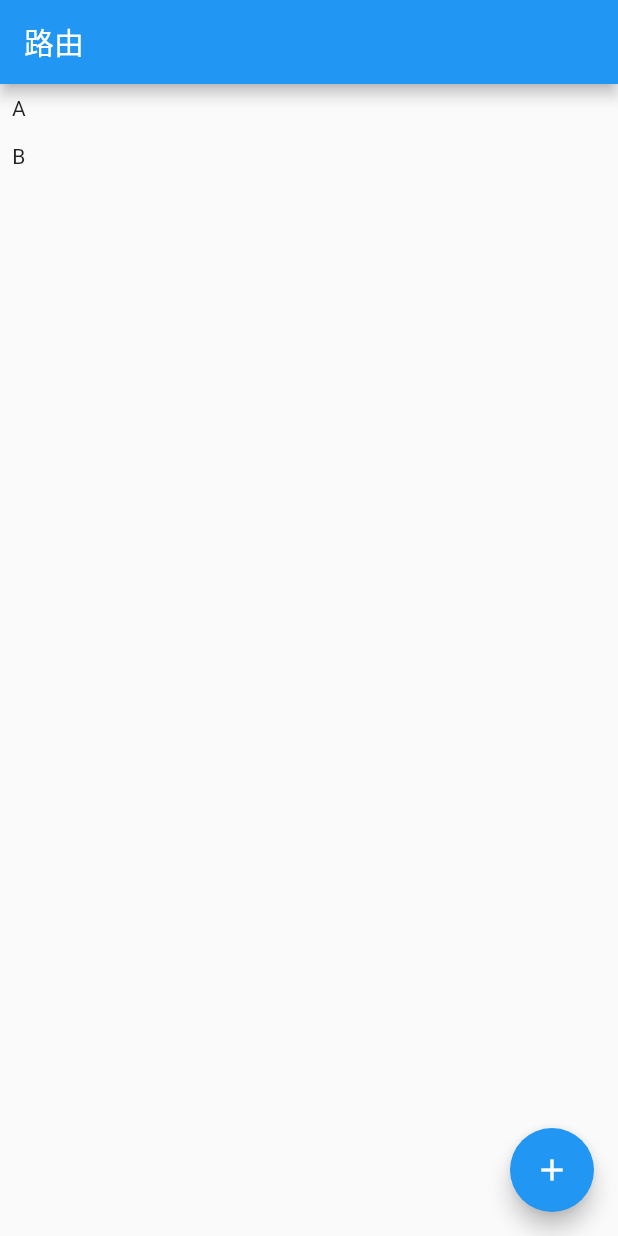
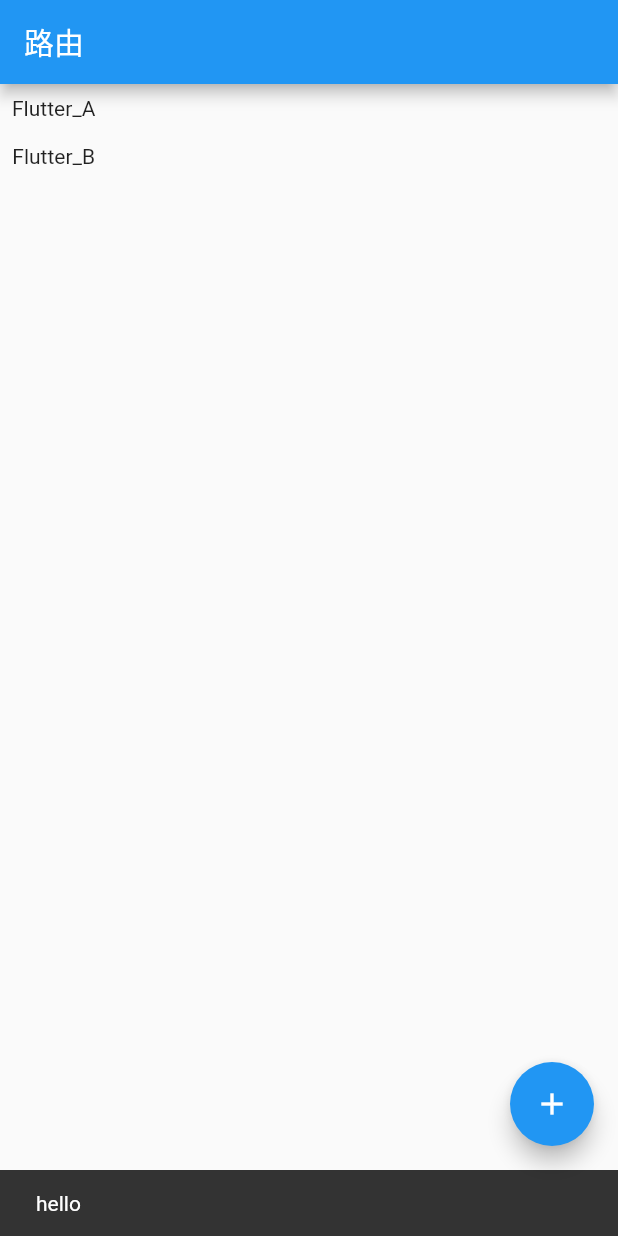
Before and after one commit to booqin/FlutterSample, a Flutter app: the screen it shows after launch, after a tap on the "add" icon, on a phone screen of 412 x 824 dp. Run offline on Flutter 3.47's test engine with Material 2 defaults, Android fonts, the phone set to English and light mode, and no system bars; network calls fail.

Commit message:
ff间带参跳转

```diff
--- a/lib/main.dart
+++ b/lib/main.dart
@@ -1,5 +1,4 @@
 import 'package:flutter/material.dart';
-import 'package:fluttertoast/fluttertoast.dart';
 import 'router.dart';
 
 void main() => runApp(MyApp());
@@ -24,7 +23,19 @@ class MyApp extends StatelessWidget {
         // is not restarted.
         primarySwatch: Colors.blue,
       ),
-      home: Scaffold(
+      home: new RouteHome(appName)
+    );
+  }
+}
+
+class RouteHome extends StatelessWidget{
+
+  final String appName;
+
+  @override
+  Widget build(BuildContext context) {
+    // TODO: implement build
+    return Scaffold(
       appBar: AppBar(
         title: Text(appName),
       ),
@@ -33,7 +44,7 @@ class MyApp extends StatelessWidget {
           children: <Widget>[
             new Padding(
               padding: new EdgeInsets.all(8.0),
-                child: new RouteWidget("A", (context){
+              child: new RouteWidget("Flutter_A", (context){
                 Navigator.push(context,
                     new MaterialPageRoute(builder: (context) => new MyRouteA())
                 );
@@ -41,24 +52,40 @@ class MyApp extends StatelessWidget {
             ),
             new Padding(
               padding: new EdgeInsets.all(8.0),
-                child: new RouteWidget("B", (context){
+              child: new RouteWidget("Flutter_B", (context){
+                //响应式编程
                 Navigator.push(context,
-                      new MaterialPageRoute(builder: (context) => new MyRouteB())
-                  );
+                    new MaterialPageRoute(builder: (context) => new MyRouteB(titleName:"Hello"))
+                ).then((value){
+                    Scaffold.of(context).showSnackBar(new SnackBar(content: new Text("$value")));
+                });
               }),
             )
           ],
         ),
       ),
-        floatingActionButton: FloatingActionButton(
+      floatingActionButton: FloatingBT()
+    );
+  }
+
+  RouteHome(this.appName);
+
+
+}
+
+class FloatingBT extends StatelessWidget{
+  @override
+  Widget build(BuildContext context) {
+    // TODO: implement build
+    return FloatingActionButton(
       onPressed: (){
+        Scaffold.of(context).showSnackBar(new SnackBar(content: new Text("hello")));
       },
       tooltip: 'Increment',
       child: Icon(Icons.add),
-        ),
-      )
     );
   }
+
 }
 
 ///路由页面
```
Also changed, not shown: lib/router.dart (+13 -2 lines), 1 other file. Lines whose indentation alone changed are shown as unchanged.
